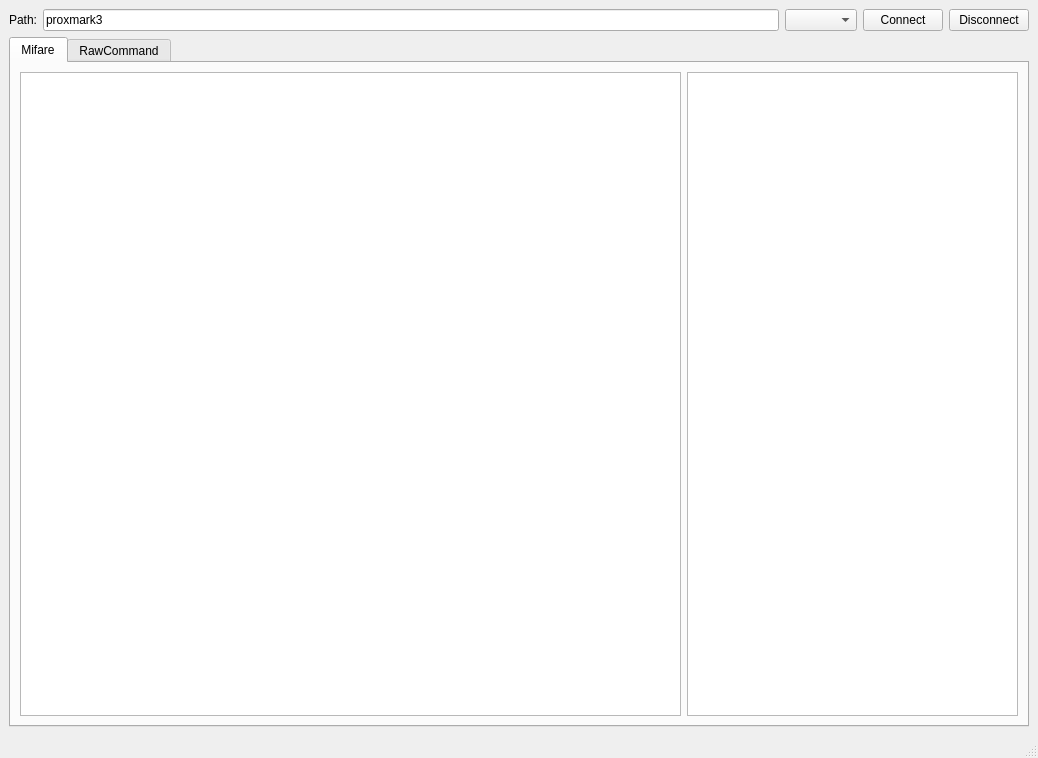
The window that mainwindow.ui (wh201906/Proxmark3GUI) describes before a commit, drawn with Qt 5.
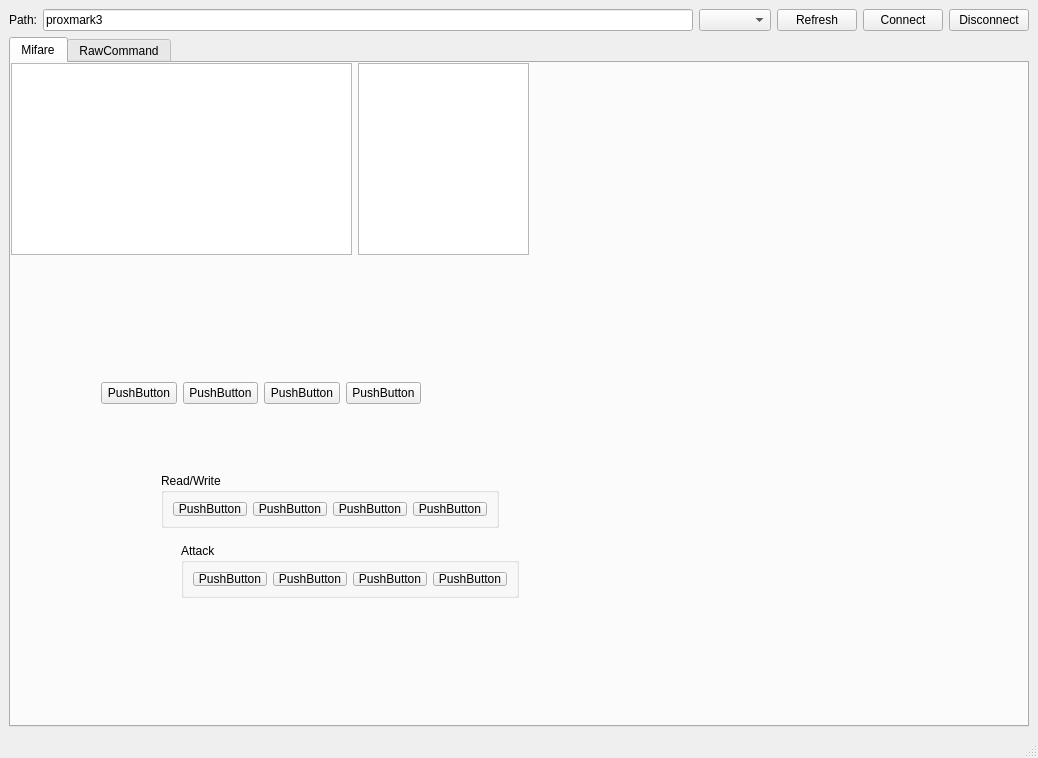
The same window after the commit.

Diff of the .ui file:
```diff
--- a/mainwindow.ui
+++ b/mainwindow.ui
@@ -49,6 +49,13 @@
       <item>
        <widget class="QComboBox" name="portBox"/>
       </item>
+      <item>
+       <widget class="QPushButton" name="portButton">
+        <property name="text">
+         <string>Refresh</string>
+        </property>
+       </widget>
+      </item>
       <item>
        <widget class="QPushButton" name="connectButton">
         <property name="text">
@@ -80,8 +87,133 @@
        <attribute name="title">
         <string>Mifare</string>
        </attribute>
-       <layout class="QVBoxLayout" name="verticalLayout_3">
+       <widget class="QWidget" name="gridLayoutWidget">
+        <property name="geometry">
+         <rect>
+          <x>90</x>
+          <y>290</y>
+          <width>320</width>
+          <height>80</height>
+         </rect>
+        </property>
+        <layout class="QGridLayout" name="gridLayout">
+         <item row="0" column="0">
+          <widget class="QPushButton" name="pushButton">
+           <property name="text">
+            <string>PushButton</string>
+           </property>
+          </widget>
+         </item>
+         <item row="0" column="1">
+          <widget class="QPushButton" name="pushButton_4">
+           <property name="text">
+            <string>PushButton</string>
+           </property>
+          </widget>
+         </item>
+         <item row="0" column="2">
+          <widget class="QPushButton" name="pushButton_6">
+           <property name="text">
+            <string>PushButton</string>
+           </property>
+          </widget>
+         </item>
+         <item row="0" column="3">
+          <widget class="QPushButton" name="pushButton_8">
+           <property name="text">
+            <string>PushButton</string>
+           </property>
+          </widget>
+         </item>
+        </layout>
+       </widget>
+       <widget class="QGroupBox" name="groupBox">
+        <property name="geometry">
+         <rect>
+          <x>150</x>
+          <y>410</y>
+          <width>338</width>
+          <height>55</height>
+         </rect>
+        </property>
+        <property name="title">
+         <string>Read/Write</string>
+        </property>
+        <layout class="QHBoxLayout" name="horizontalLayout_4">
         <item>
+          <widget class="QPushButton" name="pushButton_2">
+           <property name="text">
+            <string>PushButton</string>
+           </property>
+          </widget>
+         </item>
+         <item>
+          <widget class="QPushButton" name="pushButton_3">
+           <property name="text">
+            <string>PushButton</string>
+           </property>
+          </widget>
+         </item>
+         <item>
+          <widget class="QPushButton" name="pushButton_5">
+           <property name="text">
+            <string>PushButton</string>
+           </property>
+          </widget>
+         </item>
+         <item>
+          <widget class="QPushButton" name="pushButton_7">
+           <property name="text">
+            <string>PushButton</string>
+           </property>
+          </widget>
+         </item>
+        </layout>
+       </widget>
+       <widget class="QGroupBox" name="groupBox_2">
+        <property name="geometry">
+         <rect>
+          <x>170</x>
+          <y>480</y>
+          <width>338</width>
+          <height>55</height>
+         </rect>
+        </property>
+        <property name="title">
+         <string>Attack</string>
+        </property>
+        <layout class="QHBoxLayout" name="horizontalLayout_5">
+         <item>
+          <widget class="QPushButton" name="pushButton_9">
+           <property name="text">
+            <string>PushButton</string>
+           </property>
+          </widget>
+         </item>
+         <item>
+          <widget class="QPushButton" name="pushButton_10">
+           <property name="text">
+            <string>PushButton</string>
+           </property>
+          </widget>
+         </item>
+         <item>
+          <widget class="QPushButton" name="pushButton_11">
+           <property name="text">
+            <string>PushButton</string>
+           </property>
+          </widget>
+         </item>
+         <item>
+          <widget class="QPushButton" name="pushButton_12">
+           <property name="text">
+            <string>PushButton</string>
+           </property>
+          </widget>
+         </item>
+        </layout>
+       </widget>
+       <widget class="QWidget" name="">
          <layout class="QHBoxLayout" name="horizontalLayout_2">
           <item>
            <widget class="QTableView" name="dataView">
@@ -116,8 +248,7 @@
            </widget>
           </item>
          </layout>
-        </item>
-       </layout>
+       </widget>
       </widget>
       <widget class="QWidget" name="rawTab">
        <attribute name="title">
```
Lines whose indentation alone changed are shown as unchanged.
